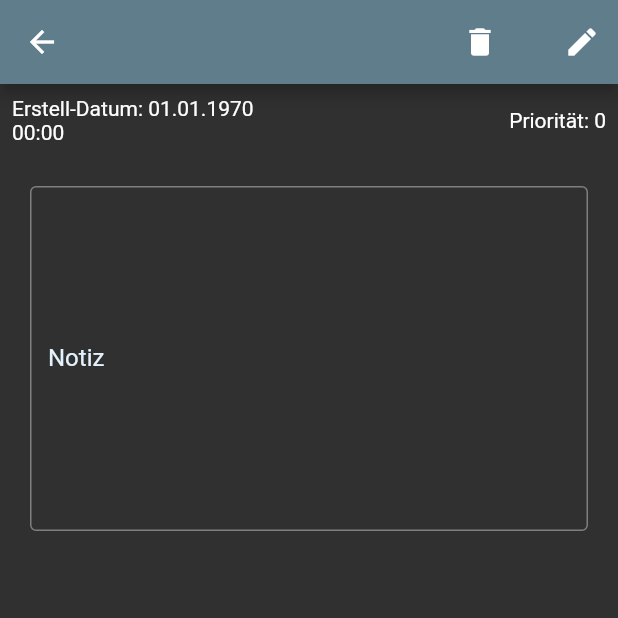
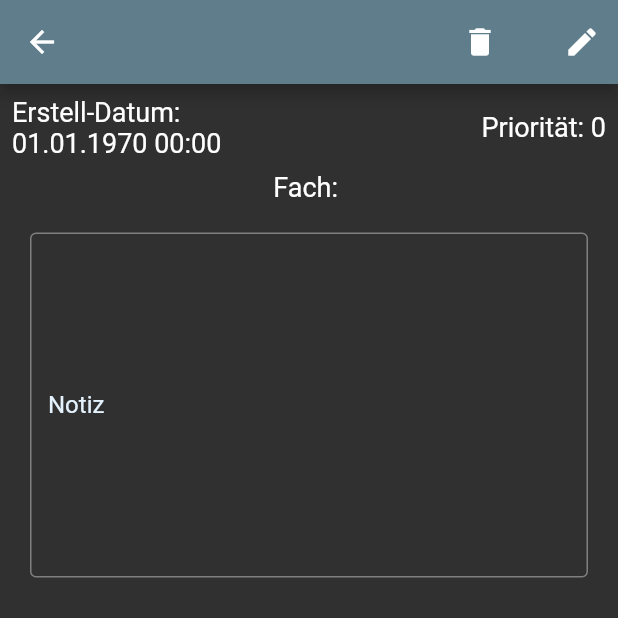
Before and after one commit to trioxx-code/ClassControl_Personal, a Flutter app: the NoteDetailScreen screen opened directly with empty values, on a phone screen of 412 x 824 dp, the top half of it. Run offline on Flutter 3.47's test engine with Material 2 defaults, Android fonts, the phone set to English and light mode, and no system bars; our stand-ins replace hive_flutter, shared_preferences, sqflite, table_calendar; missing offline and left inert: pref; accounts and stored records are empty.

Commit message:
Bug fixed problems in database. Optimzed Designs and reformatted code. Implemented new Functions + bug fixes.

```diff
--- a/lib/Screens/CompartmentAddEditScreen.dart
+++ b/lib/Screens/CompartmentAddEditScreen.dart
@@ -99,7 +99,7 @@ class _CompartmentAddEditScreenState extends State<CompartmentAddEditScreen> {
     _compartmentController = TextEditingController(text: compartment);
     if (getTitle() == Constants.SCREEN_ADD) {
       isAdd = true;
-      icon = const Icon(Icons.add);
+      icon = const Icon(Icons.check);
     } else {
       icon = const Icon(Icons.edit);
     }
--- a/lib/Screens/CompartmentDetailScreen.dart
+++ b/lib/Screens/CompartmentDetailScreen.dart
@@ -112,7 +112,7 @@ class _CompartmentDetailScreenState extends State<CompartmentDetailScreen> {
       isLoading = true;
     });
     compartmentModel =
-        await DatabaseHelper.db.getCompartmentById(widget.compartmentId);
+        (await DatabaseHelper.db.getCompartmentById(widget.compartmentId))!;
     teachers = await DatabaseHelper.db
         .getAssignedTeachersFromCompartment(compartmentModel);
     setState(() {
--- a/lib/Screens/NoteDetailScreen.dart
+++ b/lib/Screens/NoteDetailScreen.dart
@@ -21,12 +21,16 @@ class _NoteDetailScreenState extends State<NoteDetailScreen> {
   final double _padding = 20.0;
   late TextEditingController _noteController;
   String _dateString = "";
+  bool _showCompartment = false;
 
   @override
   void initState() {
     super.initState();
     _noteController = TextEditingController(text: widget.noteModel.note);
     _dateString = Misc.convertEpochToString(widget.noteModel.date);
+    if(widget.noteModel.compartmentModel != null) {
+      _showCompartment = widget.noteModel.compartmentModel!.compartmentId != 1 ? true : false;
+    }
   }
 
   @override
@@ -67,12 +71,21 @@ class _NoteDetailScreenState extends State<NoteDetailScreen> {
         child: Column(children: [
           Row(children: [
             Misc.alignedItem(Alignment.centerLeft,
-                "Erstell-Datum: " + _dateString, Colors.white),
+                "Erstell-Datum: " + _dateString, Colors.white,
+                fontSize: 18),
             Misc.alignedItem(
                 Alignment.centerRight,
                 "Priorität: " + widget.noteModel.priority.toString(),
-                Colors.white),
+                Colors.white,
+                fontSize: 18),
           ]),
+          (_showCompartment)
+              ? Text(
+                  "Fach: " +
+                      widget.noteModel.compartmentModel!.compartmentTitle,
+                  style: const TextStyle(color: Colors.white, fontSize: 18.0),
+                )
+              : Container(), //@info: keep empty
           Padding(
             padding: EdgeInsets.all(_padding),
             child: TextField(
--- a/lib/Screens/TeacherAddEditScreen.dart
+++ b/lib/Screens/TeacherAddEditScreen.dart
@@ -94,7 +94,7 @@ class _TeacherAddEditScreenState extends State<TeacherAddEditScreen> {
     _teacherController = TextEditingController(text: name);
     if (getTitle() == Constants.SCREEN_ADD) {
       isAdd = true;
-      icon = const Icon(Icons.add);
+      icon = const Icon(Icons.check);
     } else {
       icon = const Icon(Icons.edit);
     }
--- a/lib/Util/Constants.dart
+++ b/lib/Util/Constants.dart
@@ -39,6 +39,7 @@ class Constants {
   static const SCREEN_EDIT = "Bearbeiten";
 
   static const NO_DATA = "Noch keine Einträge vorhanden";
+  static const DATABASE_NO_COMPARTMENT_DATA = "Fach nicht zugewiesen";
 
   //@info: SQL Boilerplate
   static const SQL_CREATE = "CREATE TABLE";
--- a/lib/Util/Misc.dart
+++ b/lib/Util/Misc.dart
@@ -28,7 +28,7 @@ class Misc {
   ];
 
   static Widget alignedItem(Alignment alignement, String text, Color textColor,
-      {double? padding}) {
+      {double? padding, double? fontSize}) {
     return Expanded(
       child: Padding(
         padding: EdgeInsets.all(padding ?? 8.0),
@@ -36,7 +36,7 @@ class Misc {
           alignment: alignement,
           child: Text(
             text,
-            style: TextStyle(color: textColor),
+            style: TextStyle(color: textColor, fontSize: fontSize ?? 14.0),
           ),
         ),
       ),
```
Also changed, not shown: lib/Database/DatabaseHelper.dart (+50 -28 lines), lib/Pages/NotePage.dart (+8 -17 lines), lib/Screens/NoteAddEditScreen.dart (+45 -17 lines).
